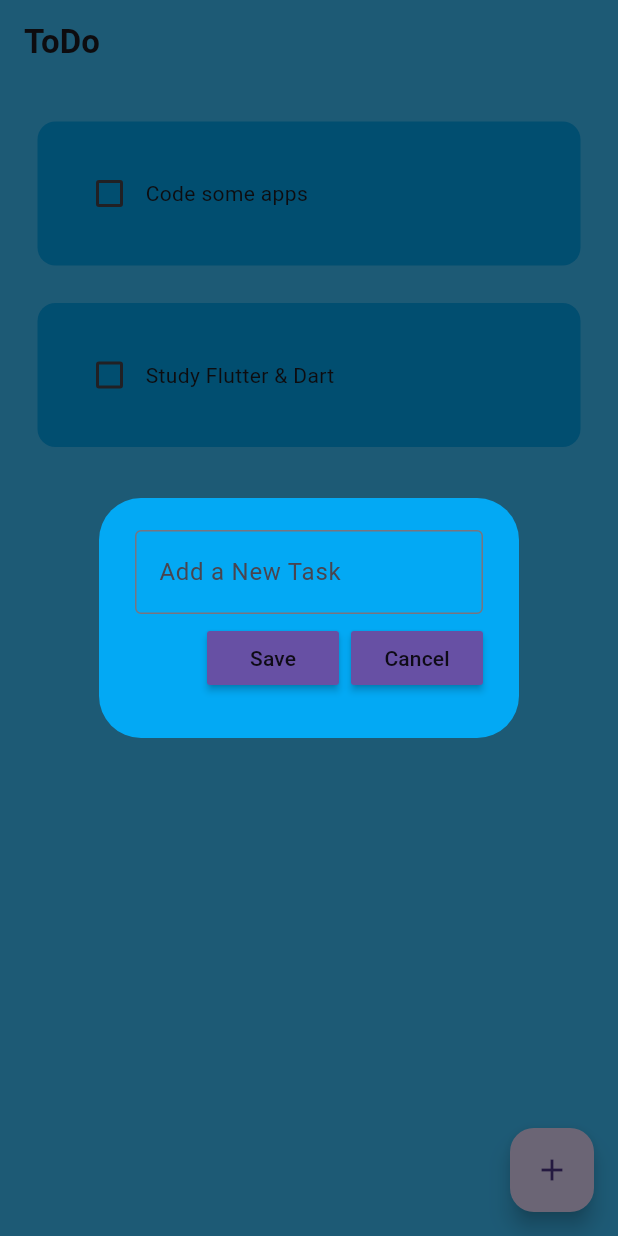
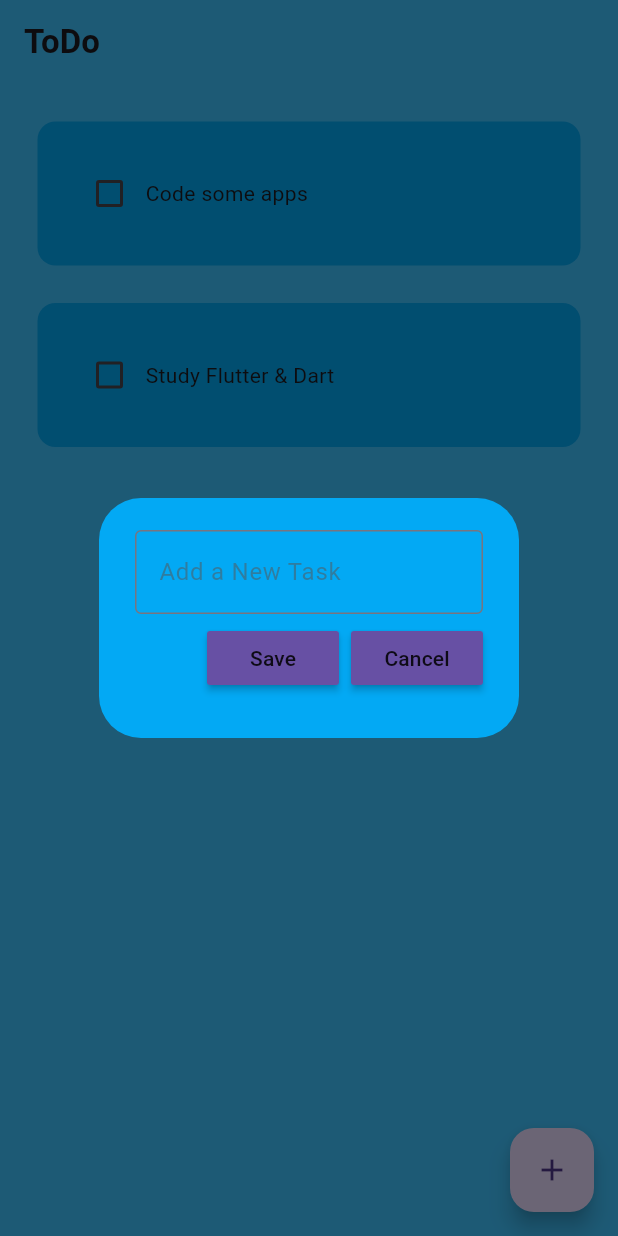
Before and after one commit to alexmortelsison/ToDoApp, a Flutter app: the screen it shows after launch, after a tap on the "add" icon, on a phone screen of 412 x 824 dp. Run offline on Flutter 3.47's test engine with Material 3 defaults, Android fonts, the phone set to English and light mode, and no system bars; drawn by our look-alikes of flutter_slidable; our stand-ins replace hive, hive_flutter; accounts and stored records are empty.

Commit message:
updated dialog_box

```diff
--- a/lib/util/dialog_box.dart
+++ b/lib/util/dialog_box.dart
@@ -3,11 +3,10 @@ import 'package:todo_app/util/my_button.dart';
 
 class DialogBox extends StatelessWidget {
   final controller;
+  final VoidCallback onSave;
+  final VoidCallback onCancel;
 
-  VoidCallback onSave;
-  VoidCallback onCancel;
-
-  DialogBox({
+  const DialogBox({
     super.key,
     required this.controller,
     required this.onSave,
@@ -26,9 +25,9 @@ class DialogBox extends StatelessWidget {
             TextField(
               controller: controller,
               decoration: const InputDecoration(
-                border: OutlineInputBorder(),
-                hintText: 'Add a New Task',
-              ),
+                  border: OutlineInputBorder(),
+                  hintText: 'Add a New Task',
+                  hintStyle: TextStyle(color: Color.fromARGB(134, 87, 85, 85))),
             ),
             Row(
               mainAxisAlignment: MainAxisAlignment.end,
```
